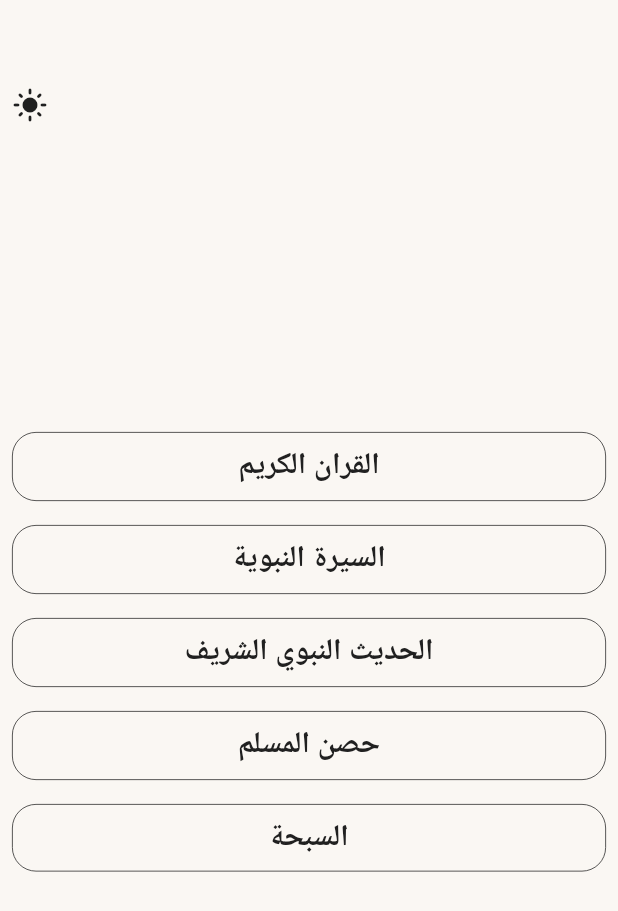
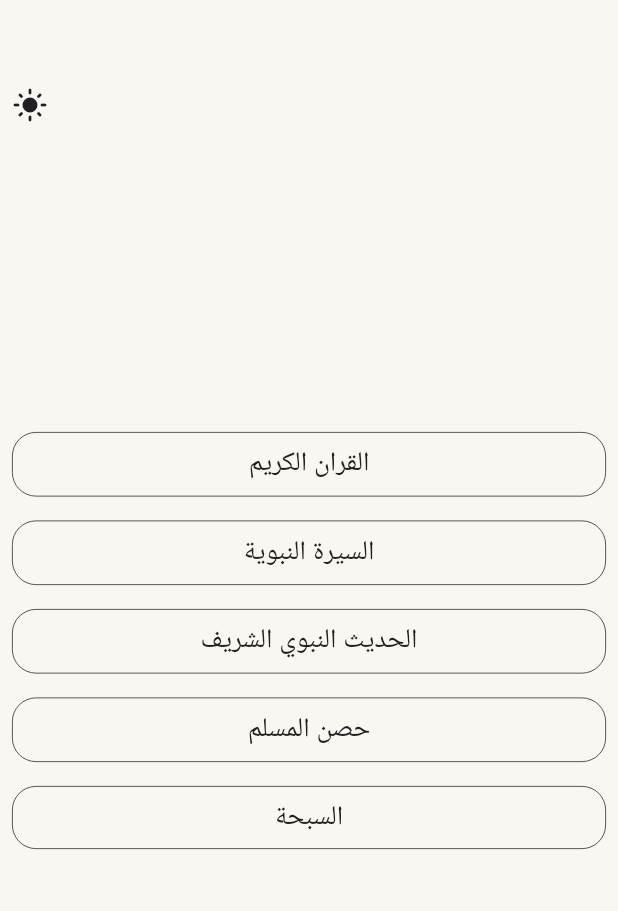
Before and after one commit to Mohamedhame/azkar_app, a Flutter app: the screen it shows after launch, on a phone screen of 412 x 824 dp. Shown: the top 911 px of the screen. Run offline on Flutter 3.47's test engine with Material 3 defaults, Android fonts, the phone set to English and light mode, and no system bars; our stand-ins replace device_info_plus, dio, google_fonts, hijri, just_audio, just_audio_background and 4 more; missing offline and left inert: chaleno, flutter_quran; Roboto replaces fonts that are missing (Amiri).

Commit message:
13-May-2025 11:20

```diff
--- a/lib/view/page/hadith/show_azkar.dart
+++ b/lib/view/page/hadith/show_azkar.dart
@@ -3,7 +3,7 @@ import 'package:azkar_app/controller/show_zekr_based_on_indexing_ctrl.dart';
 import 'package:azkar_app/controller/theme_controller.dart';
 import 'package:azkar_app/view/page/hadith/show_zekr_based_on_indexing.dart';
 import 'package:azkar_app/view/widget/custom_app_bar.dart';
-import 'package:azkar_app/view/widget/custom_button.dart';
+import 'package:azkar_app/view/widget/custom_design_buuton.dart';
 import 'package:flutter/material.dart';
 import 'package:provider/provider.dart';
 
@@ -28,8 +28,8 @@ class ShowAzkar extends StatelessWidget {
               itemCount: model.titleOfAzkar.length,
               itemBuilder: (context, index) {
                 String title = model.titleOfAzkar[index]['category'];
-                return CustomButton(
-                  textButton: title,
+                return CustomDesignBuuton(
+                  titleItem: title,
                   onTap: () {
                     Navigator.of(context).push(
                       MaterialPageRoute(
--- a/lib/view/page/hadith/show_hadith.dart
+++ b/lib/view/page/hadith/show_hadith.dart
@@ -2,7 +2,7 @@ import 'package:azkar_app/controller/show_hadith_ctrl.dart';
 import 'package:azkar_app/controller/theme_controller.dart';
 import 'package:azkar_app/view/page/hadith/index_page_of_hadith_page.dart';
 import 'package:azkar_app/view/widget/custom_app_bar.dart';
-import 'package:azkar_app/view/widget/custom_button.dart';
+import 'package:azkar_app/view/widget/custom_design_buuton.dart';
 import 'package:azkar_app/view/widget/hadith/cusom_list_view_of_hadith_data.dart';
 import 'package:azkar_app/view/widget/hadith/custom_drawer.dart';
 import 'package:azkar_app/view/widget/hadith/setting_font_size.dart';
@@ -49,8 +49,8 @@ class ShowHadith extends StatelessWidget {
                     children: [
                       // title of
                       if (!model.isNaway)
-                        CustomButton(
-                          textButton: model.hadithBooks[index]['title'],
+                        CustomDesignBuuton(
+                          titleItem: model.hadithBooks[index]['title'],
                           backgroundColor: theme.fontColor,
                           foregroundColor: theme.primaryColor,
                         ),
--- a/lib/view/page/home_page.dart
+++ b/lib/view/page/home_page.dart
@@ -1,6 +1,6 @@
 import 'package:azkar_app/controller/theme_controller.dart';
 import 'package:azkar_app/utilities/routes.dart';
-import 'package:azkar_app/view/widget/custom_button.dart';
+import 'package:azkar_app/view/widget/custom_design_buuton.dart';
 import 'package:flutter/material.dart';
 import 'package:provider/provider.dart';
 
@@ -41,33 +41,33 @@ class HomePage extends StatelessWidget {
                     const SizedBox(height: 70),
 
                     const SizedBox(height: 70),
-                    CustomButton(
-                      textButton: "القران الكريم",
+                    CustomDesignBuuton(
+                      titleItem: "القران الكريم",
                       onTap: () {
                         Navigator.of(context).pushNamed(AppRoutes.quran);
                       },
                     ),
-                    CustomButton(
-                      textButton: "السيرة النبوية",
+                    CustomDesignBuuton(
+                      titleItem: "السيرة النبوية",
                       onTap: () {
                         Navigator.of(context).pushNamed(AppRoutes.sira);
                       },
                     ),
-                    CustomButton(
-                      textButton: "الحديث النبوي الشريف",
+                    CustomDesignBuuton(
+                      titleItem: "الحديث النبوي الشريف",
                       onTap: () {
                         Navigator.of(context).pushNamed(AppRoutes.listOfBooks);
                       },
                     ),
 
-                    CustomButton(
-                      textButton: "حصن المسلم",
+                    CustomDesignBuuton(
+                      titleItem: "حصن المسلم",
                       onTap: () async {
                         Navigator.of(context).pushNamed(AppRoutes.showAzkar);
                       },
                     ),
-                    CustomButton(
-                      textButton: "السبحة",
+                    CustomDesignBuuton(
+                      titleItem: "السبحة",
                       onTap: () {
                         Navigator.of(context).pushNamed(AppRoutes.counter);
                       },
--- a/lib/view/page/quran/list_of_quraa.dart
+++ b/lib/view/page/quran/list_of_quraa.dart
@@ -4,8 +4,8 @@ import 'package:azkar_app/controller/surah_ctrl.dart';
 import 'package:azkar_app/controller/theme_controller.dart';
 import 'package:azkar_app/view/page/quran/surah.dart';
 import 'package:azkar_app/view/widget/custom_app_bar.dart';
+import 'package:azkar_app/view/widget/custom_design_buuton.dart';
 import 'package:azkar_app/view/widget/custom_text_form_filed.dart';
-import 'package:azkar_app/view/widget/quran_and_sira/custom_item_in_list_view.dart';
 import 'package:flutter/material.dart';
 import 'package:provider/provider.dart';
 
@@ -33,8 +33,7 @@ class ListOfQuraa extends StatelessWidget {
               itemBuilder: (context, index) {
                 String shikhName = data[index]['name'];
                 String url = data[index]['url'];
-                return CustomItemInListView(
-                  theme: theme,
+                return CustomDesignBuuton(
                   titleItem: shikhName,
                   onTap: () {
                     Navigator.of(context).push(
--- a/lib/view/page/quran/surah.dart
+++ b/lib/view/page/quran/surah.dart
@@ -3,8 +3,8 @@ import 'package:azkar_app/controller/surah_ctrl.dart';
 import 'package:azkar_app/controller/theme_controller.dart';
 import 'package:azkar_app/view/page/sound_play.dart';
 import 'package:azkar_app/view/widget/custom_app_bar.dart';
+import 'package:azkar_app/view/widget/custom_design_buuton.dart';
 import 'package:azkar_app/view/widget/quran_and_sira/custom_download_or_check_icon_and_paly_icon.dart';
-import 'package:azkar_app/view/widget/quran_and_sira/custom_item_in_list_view.dart';
 import 'package:flutter/material.dart';
 import 'package:provider/provider.dart';
 
@@ -25,8 +25,7 @@ class Surah extends StatelessWidget {
               : ListView.builder(
                 itemCount: model.surahs.length,
                 itemBuilder: (context, index) {
-                  return CustomItemInListView(
-                    theme: theme,
+                  return CustomDesignBuuton(
                     titleItem: model.surahs[index]['name'],
                     widget: CustomDownloadOrCheckIconAndPalyIcon(
                       theme: theme,
--- a/lib/view/page/sira.dart
+++ b/lib/view/page/sira.dart
@@ -3,8 +3,8 @@ import 'package:azkar_app/controller/sound_play_ctrl.dart';
 import 'package:azkar_app/controller/theme_controller.dart';
 import 'package:azkar_app/view/page/sound_play.dart';
 import 'package:azkar_app/view/widget/custom_app_bar.dart';
+import 'package:azkar_app/view/widget/custom_design_buuton.dart';
 import 'package:azkar_app/view/widget/quran_and_sira/custom_download_or_check_icon_and_paly_icon.dart';
-import 'package:azkar_app/view/widget/quran_and_sira/custom_item_in_list_view.dart';
 import 'package:flutter/material.dart';
 import 'package:provider/provider.dart';
 
@@ -28,8 +28,7 @@ class Sira extends StatelessWidget {
                     : ListView.builder(
                       itemCount: model.siraData.length,
                       itemBuilder: (context, index) {
-                        return CustomItemInListView(
-                          theme: theme,
+                        return CustomDesignBuuton(
                           titleItem: model.siraData[index]['name'],
                           widget: CustomDownloadOrCheckIconAndPalyIcon(
                             theme: theme,
--- a/lib/view/widget/custom_button.dart
+++ /dev/null
@@ -1,51 +0,0 @@
-import 'package:azkar_app/controller/theme_controller.dart';
-import 'package:flutter/material.dart';
-import 'package:google_fonts/google_fonts.dart';
-import 'package:provider/provider.dart';
-
-class CustomButton extends StatelessWidget {
-  const CustomButton({
-    super.key,
-    required this.textButton,
-    this.onTap,
-    this.backgroundColor,
-    this.foregroundColor,
-  });
-  final String textButton;
-  final void Function()? onTap;
-  final Color? backgroundColor;
-  final Color? foregroundColor;
-
-  @override
-  Widget build(BuildContext context) {
-    final theme = Provider.of<ThemeController>(context);
-    return InkWell(
-      onTap: onTap,
-      child: SizedBox(
-        width: double.infinity,
-        child: Padding(
-          padding: const EdgeInsets.all(8.0),
-          child: DecoratedBox(
-            decoration: BoxDecoration(
-              color: backgroundColor,
-              border: Border.all(width: 0.5, color: theme.fontColor),
-              borderRadius: BorderRadius.circular(16),
-            ),
-            child: Padding(
-              padding: const EdgeInsets.all(8.0),
-              child: Text(
-                textAlign: TextAlign.center,
-                textButton,
-                style: GoogleFonts.amiri(
-                  color: foregroundColor ?? theme.fontColor,
-                  fontSize: 20,
-                  fontWeight: FontWeight.bold,
-                ),
-              ),
-            ),
-          ),
-        ),
-      ),
-    );
-  }
-}
--- a/lib/view/widget/quran_and_sira/custom_item_in_list_view.dart
+++ b/lib/view/widget/custom_design_buuton.dart
@@ -1,29 +1,38 @@
 import 'package:azkar_app/controller/theme_controller.dart';
 import 'package:flutter/material.dart';
 import 'package:google_fonts/google_fonts.dart';
+import 'package:provider/provider.dart';
 
-class CustomItemInListView extends StatelessWidget {
-  const CustomItemInListView({
+class CustomDesignBuuton extends StatelessWidget {
+  const CustomDesignBuuton({
     super.key,
-    required this.theme,
     required this.titleItem,
     this.onTap,
     this.widget,
+    this.fontSize = 18.0,
+    this.fontWeight,
+    this.backgroundColor,
+    this.foregroundColor,
   });
 
-  final ThemeController theme;
   final String titleItem;
   final void Function()? onTap;
   final Widget? widget;
+  final double fontSize;
+  final FontWeight? fontWeight;
+  final Color? backgroundColor;
+  final Color? foregroundColor;
 
   @override
   Widget build(BuildContext context) {
+    final theme = Provider.of<ThemeController>(context);
     return InkWell(
       onTap: onTap,
       child: Padding(
         padding: const EdgeInsets.all(8.0),
         child: DecoratedBox(
           decoration: BoxDecoration(
+            color: backgroundColor,
             border: Border.all(width: 0.5, color: theme.fontColor),
             borderRadius: BorderRadius.circular(16),
           ),
@@ -39,7 +48,11 @@ class CustomItemInListView extends StatelessWidget {
                 Text(
                   textAlign: TextAlign.center,
                   titleItem,
-                  style: GoogleFonts.amiri(color: theme.fontColor),
+                  style: GoogleFonts.amiri(
+                    color: foregroundColor ?? theme.fontColor,
+                    fontSize: fontSize,
+                    fontWeight: fontWeight,
+                  ),
                 ),
                 if (widget != null) widget!,
               ],
```
Also changed, not shown: lib/view/page/counter.dart (+5 -5 lines), lib/view/page/hadith/list_of_books.dart (+7 -7 lines), lib/view/page/quran/quran.dart (+5 -5 lines).
